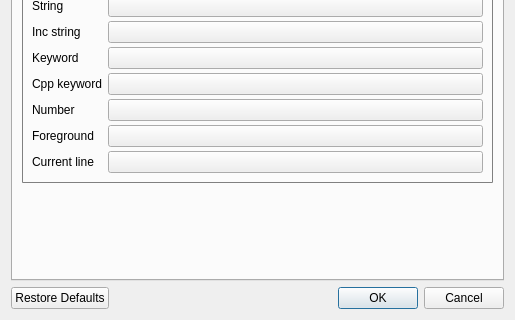
This is src/settingsdialog.ui in jhn98032/gede as Qt 5 draws it before an edit; both pictures show x 0 to 515 and y 226 to 546 of the 515 by 546 pixel window. The edited form follows.
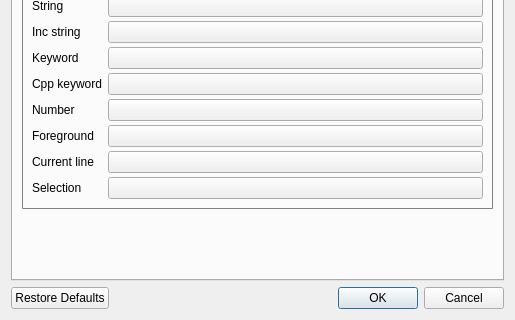
This is the edited form. The open tabs and pages were chosen to show the change. Custom widgets are drawn as their Qt base class.

Commit message: Added selection color to settings dialog

Patch:
```diff
--- a/src/settingsdialog.ui
+++ b/src/settingsdialog.ui
@@ -471,6 +471,20 @@
             </property>
            </widget>
           </item>
+          <item row="9" column="0">
+           <widget class="QLabel" name="label_28">
+            <property name="text">
+             <string>Selection</string>
+            </property>
+           </widget>
+          </item>
+          <item row="9" column="1">
+           <widget class="MColorButton" name="pushButton_clr_selection">
+            <property name="text">
+             <string/>
+            </property>
+           </widget>
+          </item>
          </layout>
         </widget>
        </item>
```
The commit also changes 5 other files.
